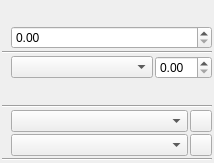
The window that scribus/ui/propertiespalette_textbase.ui (nitramr/scribus-indigo) describes before a commit, drawn with Qt 5.
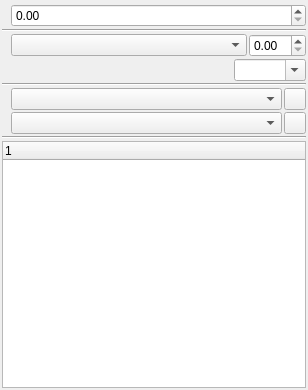
The same window after the commit. Icons and pictures are not drawn. Custom widgets are drawn as their Qt base class.

What changed in the file:
```diff
--- a/scribus/ui/propertiespalette_textbase.ui
+++ b/scribus/ui/propertiespalette_textbase.ui
@@ -6,16 +6,10 @@
    <rect>
     <x>0</x>
     <y>0</y>
-    <width>214</width>
-    <height>163</height>
+    <width>308</width>
+    <height>390</height>
    </rect>
   </property>
-  <property name="sizePolicy">
-   <sizepolicy hsizetype="MinimumExpanding" vsizetype="MinimumExpanding">
-    <horstretch>0</horstretch>
-    <verstretch>0</verstretch>
-   </sizepolicy>
-  </property>
   <property name="windowTitle">
    <string notr="true">Form</string>
   </property>
@@ -104,9 +98,6 @@
          <verstretch>0</verstretch>
         </sizepolicy>
        </property>
-       <property name="frame">
-        <bool>true</bool>
-       </property>
       </widget>
      </item>
      <item>
@@ -139,6 +130,13 @@
        </property>
       </spacer>
      </item>
+     <item>
+      <widget class="QComboBox" name="langCombo">
+       <property name="editable">
+        <bool>true</bool>
+       </property>
+      </widget>
+     </item>
     </layout>
    </item>
    <item>
@@ -250,11 +248,13 @@
     </widget>
    </item>
    <item>
-    <layout class="QVBoxLayout" name="lyt_widgetHolder" stretch="">
-     <property name="sizeConstraint">
-      <enum>QLayout::SetDefaultConstraint</enum>
-     </property>
-    </layout>
+    <widget class="ScTreeWidget" name="textTree">
+     <column>
+      <property name="text">
+       <string notr="true">1</string>
+      </property>
+     </column>
+    </widget>
    </item>
   </layout>
  </widget>
@@ -264,17 +264,22 @@
    <extends>QDoubleSpinBox</extends>
    <header>ui/scrspinbox.h</header>
   </customwidget>
-  <customwidget>
-   <class>CharStyleComboBox</class>
-   <extends>QComboBox</extends>
-   <header>ui/spalette.h</header>
-  </customwidget>
   <customwidget>
    <class>FontComboH</class>
    <extends>QWidget</extends>
    <header>ui/fontcombo.h</header>
    <container>1</container>
   </customwidget>
+  <customwidget>
+   <class>CharStyleComboBox</class>
+   <extends>QComboBox</extends>
+   <header>ui/spalette.h</header>
+  </customwidget>
+  <customwidget>
+   <class>ScTreeWidget</class>
+   <extends>QTreeWidget</extends>
+   <header>ui/sctreewidget.h</header>
+  </customwidget>
   <customwidget>
    <class>ParaStyleComboBox</class>
    <extends>QComboBox</extends>
@@ -286,6 +291,12 @@
    <header>ui/alignselect.h</header>
    <container>1</container>
   </customwidget>
+  <customwidget>
+   <class>DirectionSelect</class>
+   <extends>QWidget</extends>
+   <header>ui/directionselect.h</header>
+   <container>1</container>
+  </customwidget>
  </customwidgets>
  <resources/>
  <connections/>
```
Left out of the diff: 8 changed lines with no effect on the pictures.
